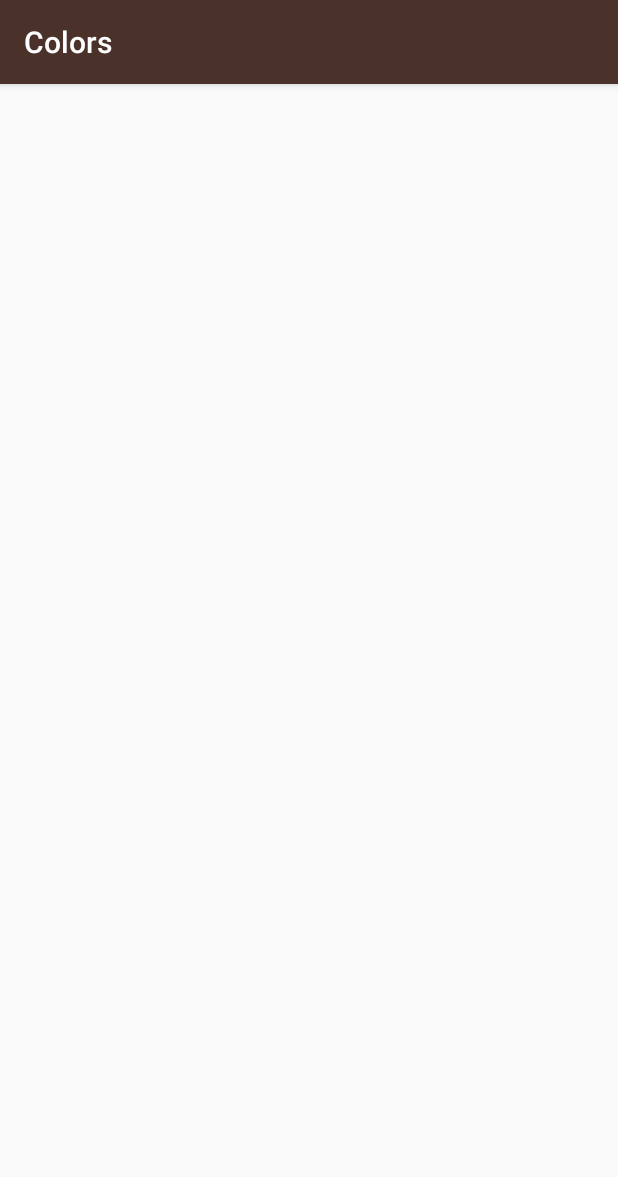
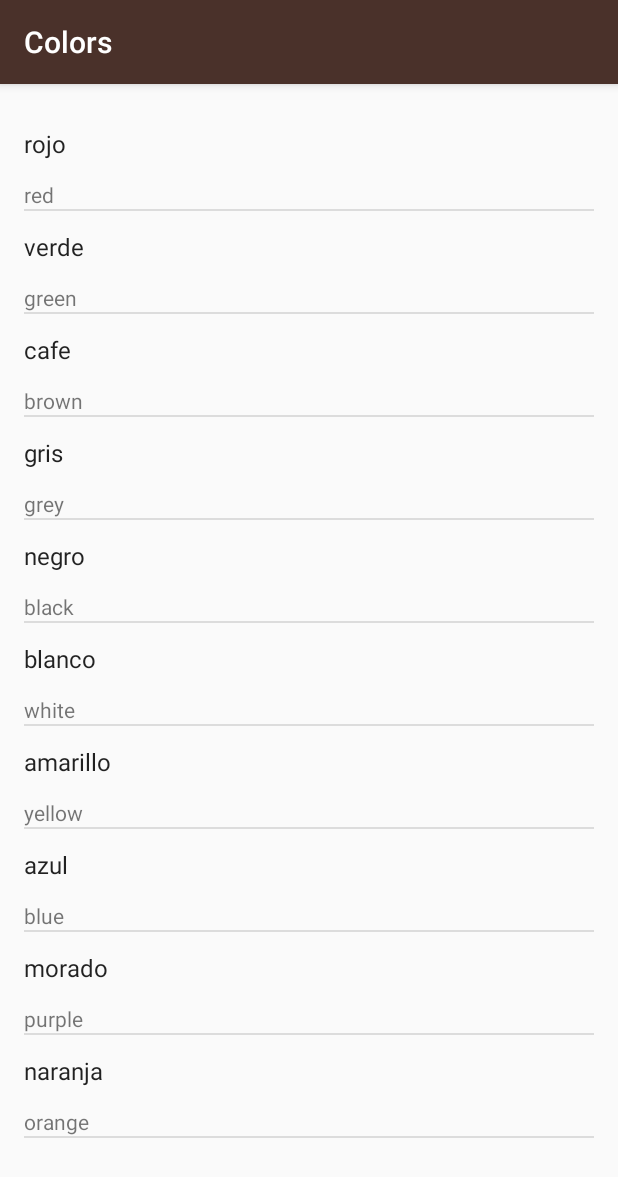
Before and after one commit to Yosolita1978/ud839_Miwok-Starter-code, an Android app: the ColorsActivity screen opened directly, with no data from a screen before it, on a phone screen of 412 x 824 dp. Shown: the top 1177 px of the screen. Run offline under Robolectric (Android 15) with nearby library versions, the phone set to English and light mode, and no system bars.

Commit message:
All the activities working correctly with the appropriate translation

```diff
--- a/app/src/main/java/com/example/android/miwok/ColorsActivity.java
+++ b/app/src/main/java/com/example/android/miwok/ColorsActivity.java
@@ -1,7 +1,10 @@
 package com.example.android.miwok;
 
+import android.os.Bundle;
 import android.support.v7.app.AppCompatActivity;
-import android.os.Bundle;
+import android.widget.ListView;
+
+import java.util.ArrayList;
 
 public class ColorsActivity extends AppCompatActivity {
 
@@ -9,5 +12,32 @@ public class ColorsActivity extends AppCompatActivity {
     protected void onCreate(Bundle savedInstanceState) {
         super.onCreate(savedInstanceState);
         setContentView(R.layout.activity_colors);
+
+        ArrayList<Word> wordsOfColors = new ArrayList<Word>();
+
+        wordsOfColors.add(new Word("red", "rojo"));
+        wordsOfColors.add(new Word("green", "verde"));
+        wordsOfColors.add(new Word("brown", "cafe"));
+        wordsOfColors.add(new Word("grey", "gris"));
+        wordsOfColors.add(new Word("black", "negro"));
+        wordsOfColors.add(new Word("white", "blanco"));
+        wordsOfColors.add(new Word("yellow", "amarillo"));
+        wordsOfColors.add(new Word("blue", "azul"));
+        wordsOfColors.add(new Word("purple", "morado"));
+        wordsOfColors.add(new Word("orange", "naranja"));
+
+
+        WordAdapter adapter = new WordAdapter(this, wordsOfColors);
+
+        // Find the {@link ListView} object in the view hierarchy of the {@link Activity}.
+        // There should be a {@link ListView} with the view ID called list, which is declared in the
+        // activity_numbers.xml layout file.
+        ListView listView = (ListView) findViewById(R.id.list);
+
+        // Make the {@link ListView} use the {@link ArrayAdapter} we created above, so that the
+        // {@link ListView} will display list items for each word in the list of words.
+        // Do this by calling the setAdapter method on the {@link ListView} object and pass in
+        // 1 argument, which is the {@link ArrayAdapter} with the variable name itemsAdapter.
+        listView.setAdapter(adapter);
     }
 }
--- a/app/src/main/res/layout/activity_colors.xml
+++ b/app/src/main/res/layout/activity_colors.xml
@@ -1,9 +1,12 @@
 <?xml version="1.0" encoding="utf-8"?>
-<android.support.constraint.ConstraintLayout xmlns:android="http://schemas.android.com/apk/res/android"
-    xmlns:app="http://schemas.android.com/apk/res-auto"
+<ListView xmlns:android="http://schemas.android.com/apk/res/android"
     xmlns:tools="http://schemas.android.com/tools"
+    android:id="@+id/list"
+    android:orientation="vertical"
     android:layout_width="match_parent"
     android:layout_height="match_parent"
-    tools:context="com.example.android.miwok.ColorsActivity">
-
-</android.support.constraint.ConstraintLayout>
+    android:paddingBottom="@dimen/activity_vertical_margin"
+    android:paddingLeft="@dimen/activity_horizontal_margin"
+    android:paddingRight="@dimen/activity_horizontal_margin"
+    android:paddingTop="@dimen/activity_vertical_margin"
+    tools:context="com.example.android.miwok.ColorsActivity"/>
```
Also changed, not shown: app/src/main/java/com/example/android/miwok/FamilyActivity.java (+32 -1 lines), app/src/main/java/com/example/android/miwok/PhrasesActivity.java (+31 -1 lines), app/src/main/res/layout/activity_family.xml (+8 -5 lines), app/src/main/res/layout/activity_phrases.xml (+8 -5 lines).
